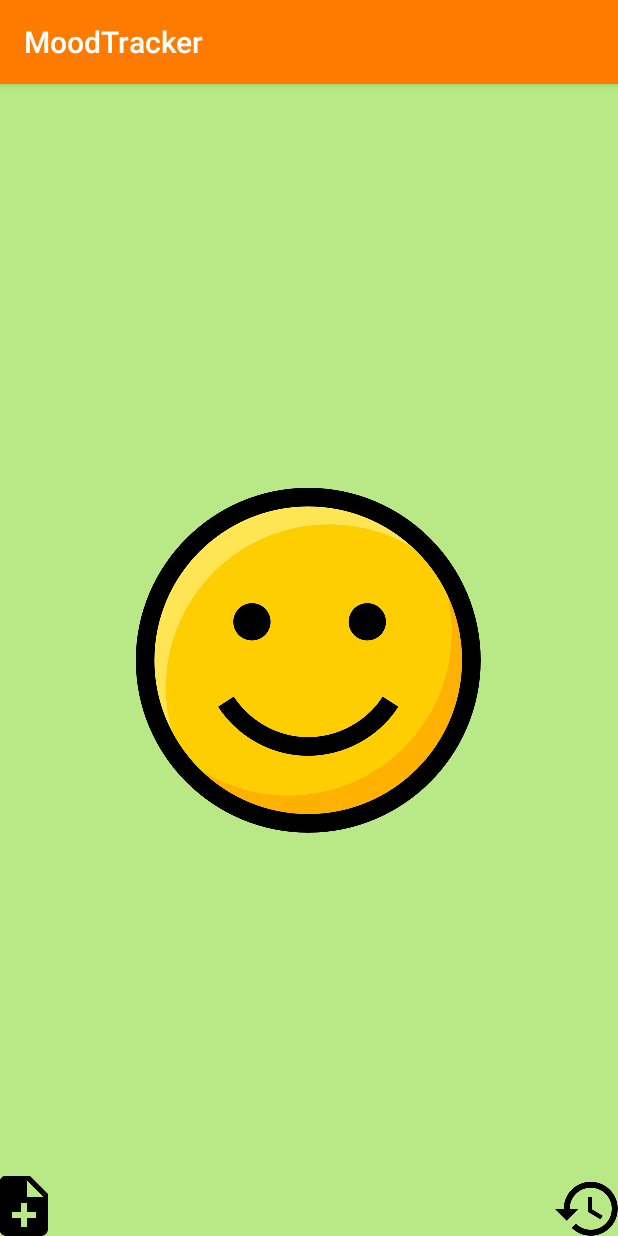
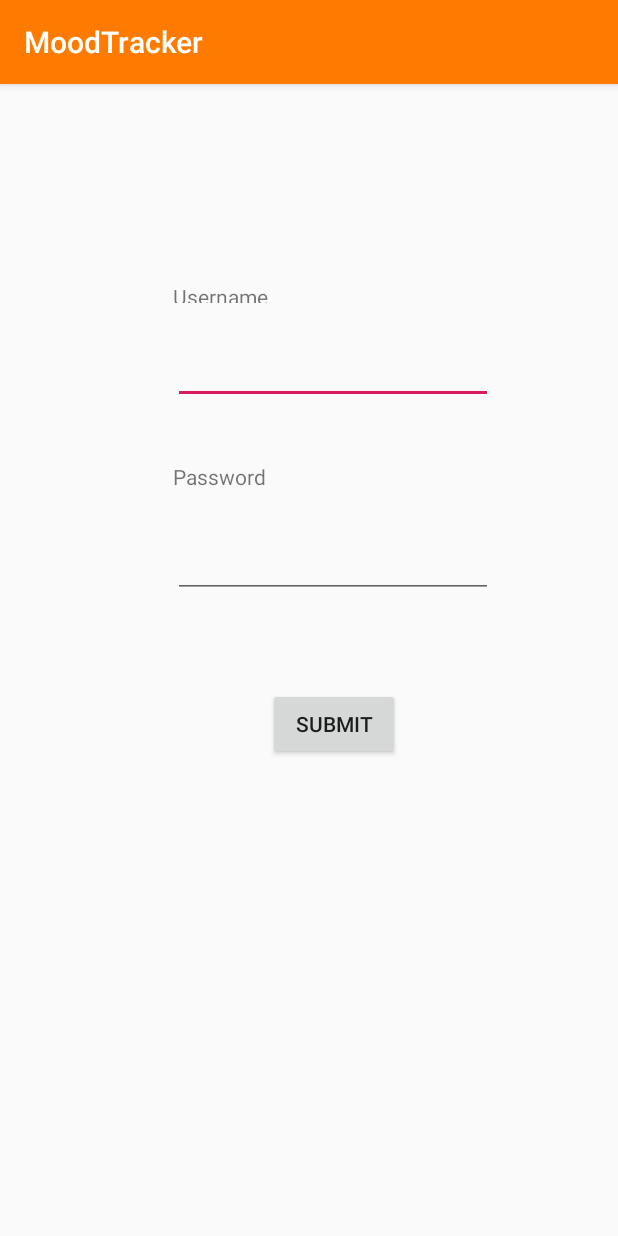
Before and after one commit to Nolan95/MoodTracker, an Android app: the screen it shows after launch (MainActivity before the commit, LoginActivity after it), on a phone screen of 412 x 824 dp. Run offline under Robolectric (Android 15) with nearby library versions, the phone set to English and light mode, and no system bars.

Commit message:
Login page

```diff
--- a/app/build.gradle
+++ b/app/build.gradle
@@ -35,4 +35,5 @@ dependencies {
     androidTestImplementation 'androidx.test.espresso:espresso-core:3.1.1'
     //noinspection GradleCompatible
     implementation 'com.android.support:recyclerview-v7:28.0.0'
+    implementation 'com.google.code.gson:gson:2.8.6'
 }
--- /dev/null
+++ b/app/src/main/java/com/example/moodtracker/LoginActivity.kt
@@ -0,0 +1,64 @@
+package com.example.moodtracker
+
+import android.content.Context
+import android.content.Intent
+import android.content.SharedPreferences
+import androidx.appcompat.app.AppCompatActivity
+import android.os.Bundle
+import android.util.Log
+import android.view.GestureDetector
+import android.view.MotionEvent
+import android.widget.EditText
+import android.widget.ImageButton
+import android.widget.ImageView
+import android.widget.Toast
+import androidx.appcompat.app.AlertDialog
+import androidx.constraintlayout.widget.ConstraintLayout
+import androidx.core.view.GestureDetectorCompat
+import com.example.moodtracker.data.Mood
+import com.example.moodtracker.utils.*
+import kotlinx.android.synthetic.main.activity_login.*
+import java.lang.Exception
+import java.util.*
+
+class LoginActivity : AppCompatActivity(){
+
+    override fun onCreate(savedInstanceState: Bundle?) {
+        super.onCreate(savedInstanceState)
+        val userPrefs = getSharedPreferences(USERPREFS, Context.MODE_PRIVATE)
+
+        if (userPrefs.getString(USERNAME, "") != "") {
+            setContentView(R.layout.activity_main)
+            val name = userPrefs.getString(USERNAME, "")
+            val welcomeBack = "Welcome back " + name
+            Toast.makeText(applicationContext, welcomeBack, Toast.LENGTH_LONG).show()
+
+        } else {
+
+            setContentView(R.layout.activity_login)
+
+            submit.setOnClickListener {
+
+                if (username.text.toString() == ""
+                    || password.text.toString() == "") {
+                    Toast.makeText(applicationContext, "Please fill all fields", Toast.LENGTH_LONG).show()
+
+                } else {
+
+                    val editor = userPrefs.edit()
+                    editor.apply{
+                        putString(USERNAME, username.text.toString())
+                        putString(PASSWORD, password.text.toString())
+                    }.apply()
+
+                    username.setText("")
+                    password.setText("")
+                    val intent = Intent(this, MainActivity::class.java)
+                    startActivity(intent)
+                    val welcome = "Welcome" + username.text.toString()
+                    Toast.makeText(applicationContext, welcome, Toast.LENGTH_LONG).show()
+                }
+            }
+        }
+    }
+}
--- a/app/src/main/java/com/example/moodtracker/UpdateDayReceiver.kt
+++ b/app/src/main/java/com/example/moodtracker/UpdateDayReceiver.kt
@@ -2,10 +2,7 @@ package com.example.moodtracker
 
 import android.content.BroadcastReceiver
 import android.content.Context
-import android.content.SharedPreferences
 import android.content.Intent
-import utils.KEY_CURRENT_DAY
-import utils.PREFERENCES
 
 
 class UpdateDayReceiver : BroadcastReceiver() {
--- /dev/null
+++ b/app/src/main/java/com/example/moodtracker/data/User.kt
@@ -0,0 +1,3 @@
+package com.example.moodtracker.data
+
+data class User(val username: String, val password: String)
--- /dev/null
+++ b/app/src/main/java/com/example/moodtracker/utils/constants.kt
@@ -0,0 +1,15 @@
+package com.example.moodtracker.utils
+
+const val PREFERENCES = "myPrefs"
+const val USERPREFS = "user"
+const val HISOTORY = "historyPrefs"
+
+const val USERNAME = "username"
+const val PASSWORD = "password"
+
+
+
+const val MOODS = "MOODS"
+
+// Swipe Constant
+const val SWIPE_THRESHOLD = 50
--- a/app/src/main/java/utils/constants.kt
+++ /dev/null
@@ -1,28 +0,0 @@
-package utils
-
-const val PREFERENCES = "myPrefs"
-
-const val KEY_CURRENT_DAY = "KEY_CURRENT_DAY"
-const val KEY_CURRENT_MOOD = "KEY_CURRENT_MOOD"
-const val KEY_CURRENT_COMMENT = "KEY_CURRENT_COMMENT"
-
-const val KEY_MOOD0 = "KEY_MOOD0"
-const val KEY_MOOD1 = "KEY_MOOD1"
-const val KEY_MOOD2 = "KEY_MOOD2"
-const val KEY_MOOD3 = "KEY_MOOD3"
-const val KEY_MOOD4 = "KEY_MOOD4"
-const val KEY_MOOD5 = "KEY_MOOD5"
-const val KEY_MOOD6 = "KEY_MOOD6"
-
-
-// for comment
-const val KEY_COMMENT0 = "KEY_COMMENT0"
-const val KEY_COMMENT1 = "KEY_COMMENT1"
-const val KEY_COMMENT2 = "KEY_COMMENT2"
-const val KEY_COMMENT3 = "KEY_COMMENT3"
-const val KEY_COMMENT4 = "KEY_COMMENT4"
-const val KEY_COMMENT5 = "KEY_COMMENT5"
-const val KEY_COMMENT6 = "KEY_COMMENT6"
-
-// Swipe Constant
-const val SWIPE_THRESHOLD = 50
--- /dev/null
+++ b/app/src/main/res/layout/activity_login.xml
@@ -0,0 +1,61 @@
+<?xml version="1.0" encoding="utf-8"?>
+<androidx.constraintlayout.widget.ConstraintLayout xmlns:android="http://schemas.android.com/apk/res/android"
+    xmlns:app="http://schemas.android.com/apk/res-auto"
+    xmlns:tools="http://schemas.android.com/tools"
+    android:layout_width="match_parent"
+    android:layout_height="match_parent"
+    tools:context=".LoginActivity">
+
+    <EditText
+        android:id="@+id/username"
+        android:layout_width="wrap_content"
+        android:layout_height="wrap_content"
+        android:layout_marginTop="168dp"
+        android:ems="10"
+        android:inputType="textPersonName"
+        android:visibility="visible"
+        app:layout_constraintEnd_toEndOf="parent"
+        app:layout_constraintHorizontal_bias="0.58"
+        app:layout_constraintStart_toStartOf="parent"
+        app:layout_constraintTop_toTopOf="parent" />
+
+    <EditText
+        android:id="@+id/password"
+        android:layout_width="wrap_content"
+        android:layout_height="wrap_content"
+        android:layout_marginTop="84dp"
+        android:ems="10"
+        android:inputType="textPassword"
+        app:layout_constraintStart_toStartOf="@+id/username"
+        app:layout_constraintTop_toBottomOf="@+id/username" />
+
+    <Button
+        android:id="@+id/submit"
+        android:layout_width="wrap_content"
+        android:layout_height="wrap_content"
+        android:layout_marginTop="60dp"
+        android:text="@string/submit"
+        app:layout_constraintEnd_toEndOf="parent"
+        app:layout_constraintHorizontal_bias="0.551"
+        app:layout_constraintStart_toStartOf="parent"
+        app:layout_constraintTop_toBottomOf="@+id/password" />
+
+    <TextView
+        android:id="@+id/username_label"
+        android:layout_width="wrap_content"
+        android:layout_height="14dp"
+        android:layout_marginTop="132dp"
+        android:text="@string/username"
+        app:layout_constraintStart_toStartOf="@+id/username"
+        app:layout_constraintTop_toTopOf="parent" />
+
+    <TextView
+        android:id="@+id/password_label"
+        android:layout_width="wrap_content"
+        android:layout_height="wrap_content"
+        android:layout_marginTop="252dp"
+        android:text="@string/password"
+        app:layout_constraintStart_toStartOf="@+id/password"
+        app:layout_constraintTop_toTopOf="parent" />
+
+</androidx.constraintlayout.widget.ConstraintLayout>
--- a/app/src/main/res/layout/activity_mood_history.xml
+++ b/app/src/main/res/layout/activity_mood_history.xml
@@ -7,7 +7,7 @@
     android:layout_height="match_parent"
     tools:context=".MoodHistoryActivity">
 
-    <android.support.v7.widget.RecyclerView
+    <androidx.recyclerview.widget.RecyclerView
         android:id="@+id/recycler_moods"
         android:layout_width="match_parent"
         android:layout_height="match_parent"
--- a/app/src/main/res/values/strings.xml
+++ b/app/src/main/res/values/strings.xml
@@ -8,6 +8,9 @@
     <string name="yesterday">Yesterday</string>
     <string name="today">Today</string>
     <string name="days_ago">days ago</string>
+    <string name="username">Username </string>
+    <string name="password">Password</string>
+    <string name="submit">Submit</string>
 
     <plurals name="daysInHistoryScreen">
         <item quantity="zero"></item>
```
Also changed, not shown: app/src/main/AndroidManifest.xml (+8 -1 lines), app/src/main/java/com/example/moodtracker/MainActivity.kt (+57 -48 lines), app/src/main/java/com/example/moodtracker/MoodAdapter.kt (+20 -27 lines), app/src/main/java/com/example/moodtracker/MoodHistoryActivity.kt (+8 -15 lines), app/src/main/java/com/example/moodtracker/MoodViewHolder.kt (+5 -11 lines), app/src/main/java/com/example/moodtracker/data/Mood.kt (added, +10 -0 lines), app/src/main/java/com/example/moodtracker/utils/SharedPreferencesHelper.kt (added, +44 -0 lines), app/src/main/java/utils/SharedPreferencesHelper.kt (deleted, +0 -56 lines), app/src/main/res/layout/item_mood.xml (+24 -35 lines).
